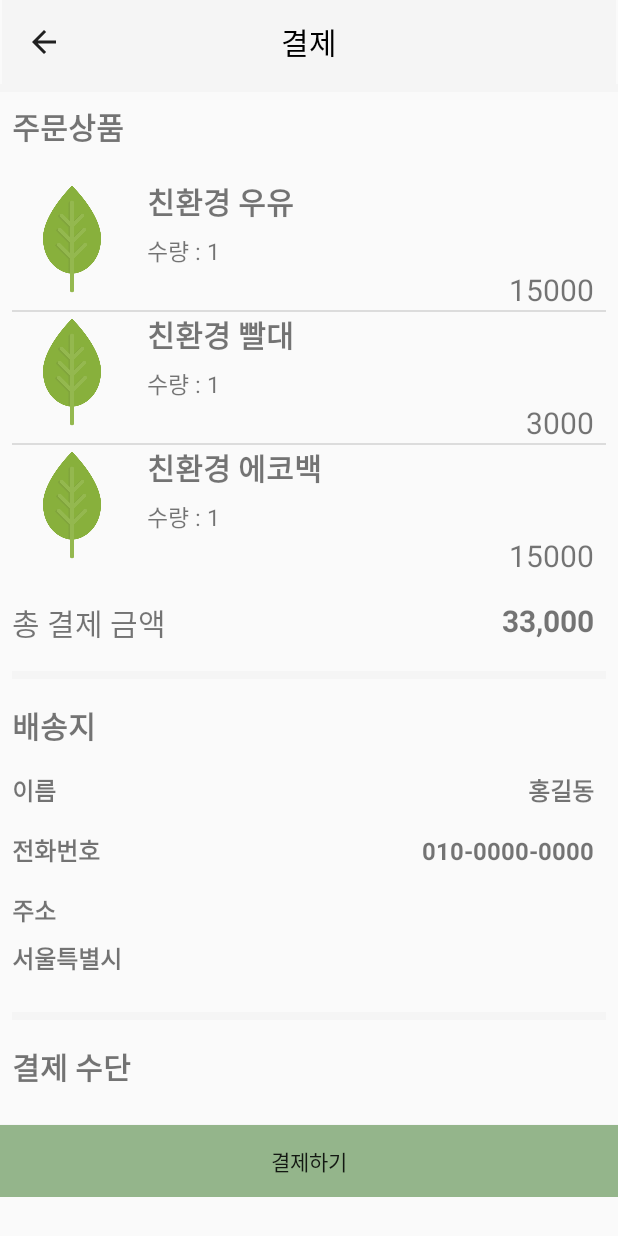
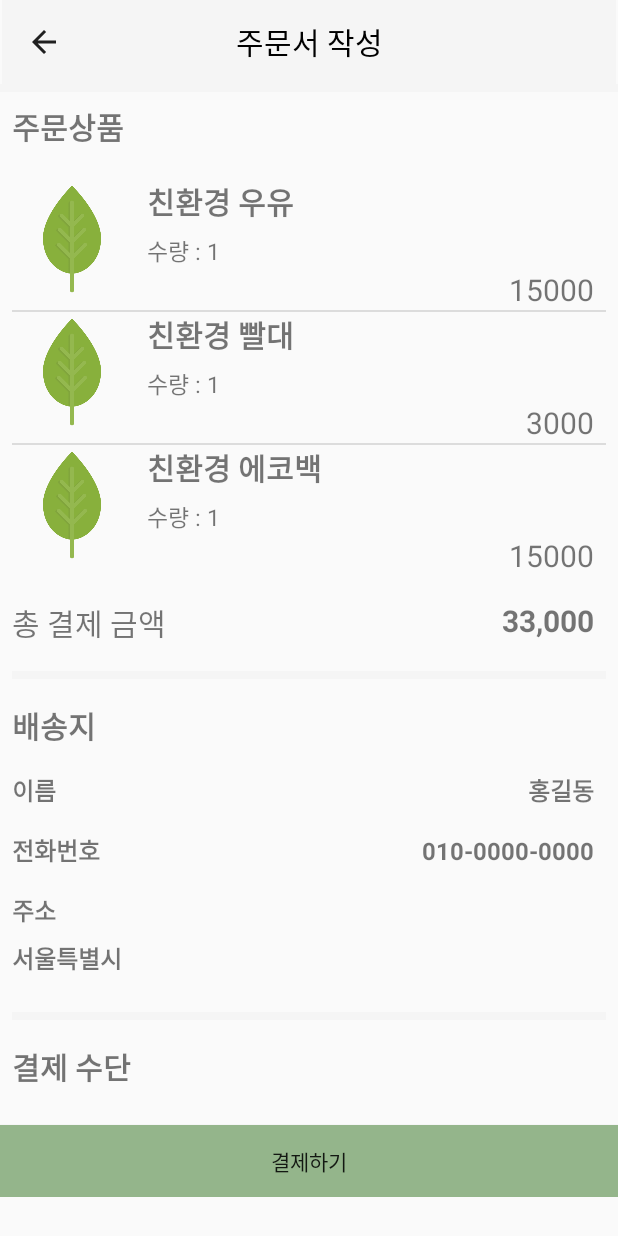
Before and after one commit to oh2976/Greening_personal_java_2, an Android app: the OrderActivity screen opened directly, with no data from a screen before it, on a phone screen of 412 x 824 dp. Run offline under Robolectric (Android 15) with nearby library versions, the phone set to English and light mode, and no system bars.

Commit message:
상단바 텍스트를 주문서 작성으로 변경

```diff
--- a/app/src/main/res/layout/activity_order.xml
+++ b/app/src/main/res/layout/activity_order.xml
@@ -26,7 +26,7 @@
             android:layout_height="wrap_content"
             android:layout_gravity="center"
             android:textSize="20sp"
-            android:text="결제"
+            android:text="주문서 작성"
             android:textColor="#000000">
         </TextView>
 
```
